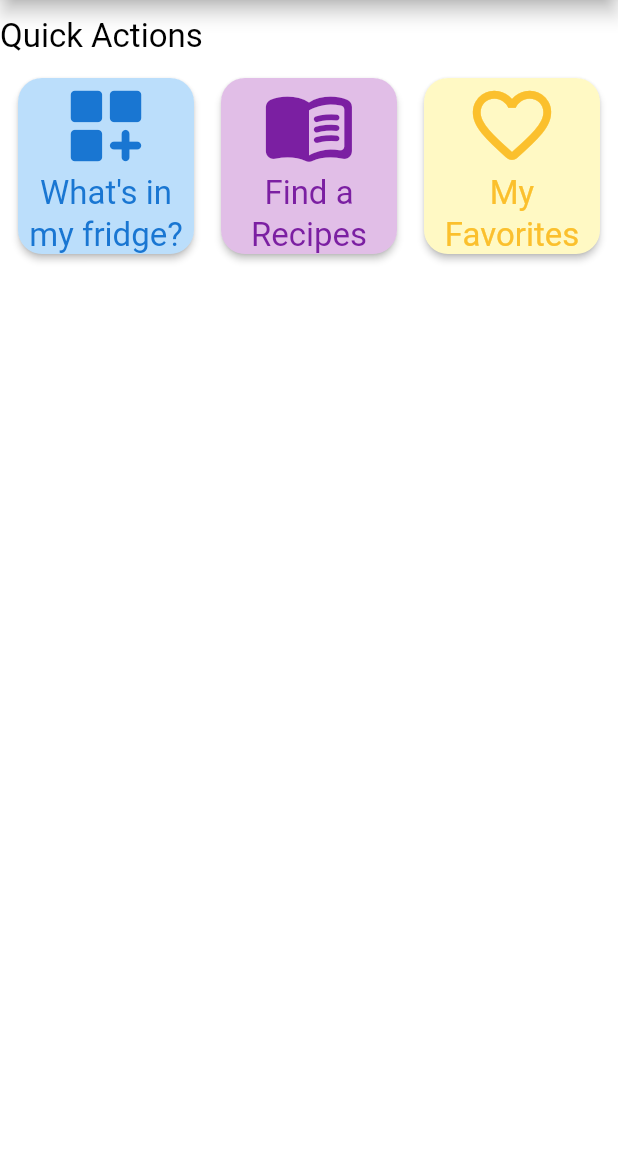
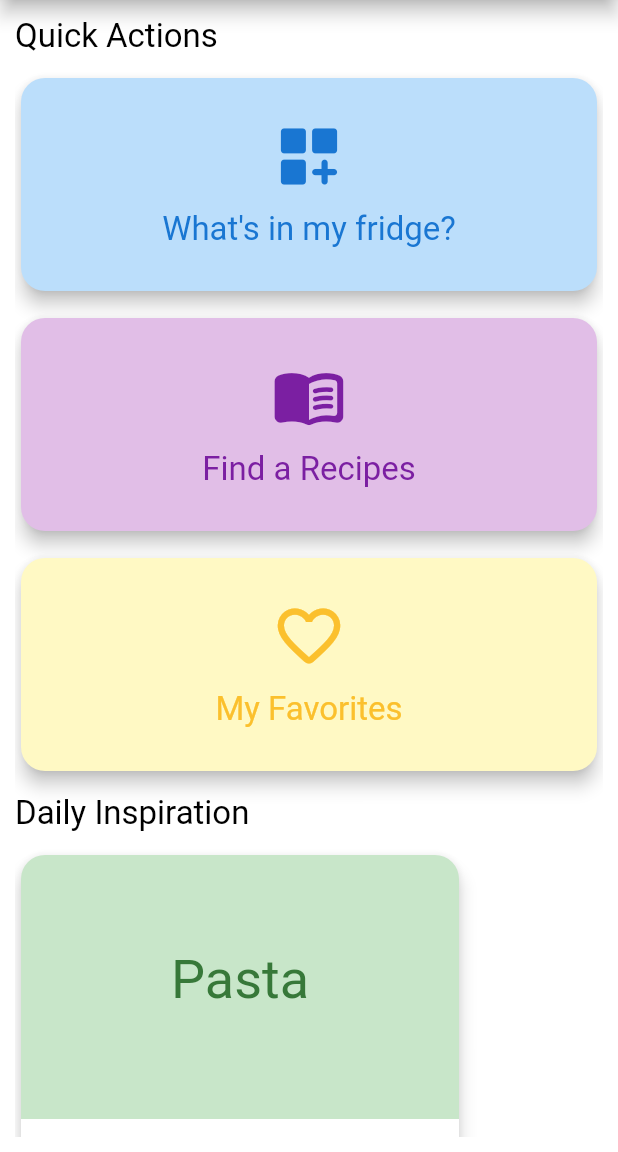
Before and after one commit to RichardIli/Smart-Recipe, a Flutter app: the screen it shows after launch, on a phone screen of 412 x 824 dp, the part 84-1236 px from its top. Run offline on Flutter 3.47's test engine with Material 3 defaults, Android fonts, the phone set to English and light mode, and no system bars; drawn by our look-alikes of flutter_animate; our stand-ins replace page_transition.

Commit message:
add: some of th eui in the home screen

```diff
--- /dev/null
+++ b/lib/Screens/Widgets/actions_grid.dart
@@ -0,0 +1,53 @@
+import 'package:flutter/material.dart';
+import 'package:smart_recipe_app/Screens/Widgets/quick_actions_card.dart';
+
+class ActionsGrid extends StatelessWidget {
+  const ActionsGrid({
+    super.key,
+  });
+
+  @override
+  Widget build(BuildContext context) {
+    return GridView.builder(
+      shrinkWrap: true,
+      physics: const NeverScrollableScrollPhysics(),
+      gridDelegate: SliverGridDelegateWithMaxCrossAxisExtent(
+        maxCrossAxisExtent: 400,
+        mainAxisSpacing: 10,
+        crossAxisSpacing: 10,
+        childAspectRatio: 1,
+        mainAxisExtent: 150
+      ),
+      itemCount: 3,
+      itemBuilder: (context, index) {
+        final List<Map<String, dynamic>> actions = [
+          {
+            'bgColor': Colors.blue[100],
+            'lblColor': Colors.blue[700],
+            'lbl': "What's in my fridge?",
+            'icon': Icons.dashboard_customize_rounded,
+          },
+          {
+            'bgColor': Colors.purple[100],
+            'lblColor': Colors.purple[700],
+            'lbl': "Find a Recipes",
+            'icon': Icons.menu_book_rounded,
+          },
+          {
+            'bgColor': Colors.yellow[100],
+            'lblColor': Colors.yellow[700],
+            'lbl': "My Favorites",
+            'icon': Icons.favorite_outline_rounded,
+          },
+        ];
+        final action = actions[index];
+        return QuickActionsCard(
+          bgColor: action['bgColor'],
+          lblColor: action['lblColor'],
+          lbl: action['lbl'],
+          icon: action['icon'],
+        );
+      },
+    );
+  }
+}
--- /dev/null
+++ b/lib/Screens/Widgets/daily_inspiration_card.dart
@@ -0,0 +1,93 @@
+import 'package:flutter/material.dart';
+import 'package:smart_recipe_app/Themes/themes.dart';
+
+class DailyInspirationCard extends StatelessWidget {
+  const DailyInspirationCard({
+    super.key,
+    required this.foodCategory,
+    required this.foodName,
+    required this.preparationTime,
+    required this.process,
+    required this.difficulty,
+  });
+
+  final String foodCategory;
+  final String foodName;
+  final String preparationTime;
+  final String process;
+  final String difficulty;
+
+  @override
+  Widget build(BuildContext context) {
+    final cardColor = [
+      Color(0xFFB3E5FC), // Blue 100
+      Color(0xFFC8E6C9), // Green 100
+      Color(0xFFFFF9C4), // Yellow 100
+      Color(0xFFFFCCBC), // Orange 100
+      Color(0xFFD1C4E9), // Purple 100
+      Color(0xFFFFCDD2), // Red 100
+    ];
+    final selectedCardColor =
+        (cardColor..shuffle()).first; // Randomly select a color from the list
+    return SizedBox.square(
+      dimension: 300,
+      child: Card(
+        shape: RoundedRectangleBorder(borderRadius: BorderRadius.circular(16)),
+        color: selectedCardColor,
+        child: Column(
+          mainAxisAlignment: MainAxisAlignment.center,
+          crossAxisAlignment: CrossAxisAlignment.center,
+          spacing: 10,
+          children: [
+            Expanded(
+              child: Center(
+                child: Text(
+                  foodCategory,
+                  style: Theme.of(context).textTheme.displaySmall!.copyWith(
+                    // Adjusting the text color based on the card color
+                    // to ensure good contrast and readability
+                    color: HSLColor.fromColor(selectedCardColor)
+                        .withLightness(
+                          (HSLColor.fromColor(selectedCardColor).lightness -
+                                  0.5)
+                              .clamp(0.0, 1.0),
+                        )
+                        .toColor(),
+                  ),
+                ),
+              ),
+            ),
+            Container(
+              padding: const EdgeInsets.all(10.0),
+              width: double.infinity,
+              decoration: BoxDecoration(
+                color: kPrimaryColor,
+                borderRadius: BorderRadius.vertical(
+                  bottom: Radius.circular(16),
+                ),
+              ),
+              child: Column(
+                mainAxisAlignment: MainAxisAlignment.start,
+                crossAxisAlignment: CrossAxisAlignment.start,
+                spacing: 10,
+                children: [
+                  Text(foodName, style: Theme.of(context).textTheme.titleLarge),
+                  Text(
+                    preparationTime,
+                    style: Theme.of(
+                      context,
+                    ).textTheme.titleMedium!.copyWith(color: Colors.grey[600]),
+                  ),
+                  Text(
+                    difficulty,
+                    style: Theme.of(context).textTheme.titleMedium,
+                  ),
+                ],
+              ),
+            ),
+          ],
+        ),
+      ),
+    );
+  }
+}
--- /dev/null
+++ b/lib/Screens/Widgets/daily_inspiration_cards_generator.dart
@@ -0,0 +1,32 @@
+import 'package:flutter/material.dart';
+import 'package:smart_recipe_app/Screens/Widgets/daily_inspiration_card.dart';
+
+class DailyInspirationCardsGenerator extends StatelessWidget {
+  const DailyInspirationCardsGenerator({
+    super.key,
+  });
+
+  @override
+  Widget build(BuildContext context) {
+    return SingleChildScrollView(
+      scrollDirection: Axis.horizontal,
+      child: Row(
+        mainAxisAlignment: MainAxisAlignment.start,
+        crossAxisAlignment: CrossAxisAlignment.start,
+        spacing: 10,
+        // make a bloc or cubit for fetching the data of this card
+        // the bloc should fetch this "foodCategory","name", "preparationTime", "difficulty" and "process" from a repository
+        // TODO: make the list dynamic that it will generate widget based on the length of the list
+        children: [
+          DailyInspirationCard(
+            foodCategory: "Pasta",
+            foodName: "Spaghetti Carbonara",
+            preparationTime: "Ready in 30 mins",
+            process: "Cook pasta, prepare sauce, mix and serve.",
+            difficulty: "Easy",
+          ),
+        ],
+      ),
+    );
+  }
+}
--- /dev/null
+++ b/lib/Screens/Widgets/quick_actions_card.dart
@@ -0,0 +1,47 @@
+import 'package:flutter/material.dart';
+
+class QuickActionsCard extends StatelessWidget {
+  const QuickActionsCard({
+    super.key,
+    required this.lbl,
+    required this.icon,
+    required this.lblColor,
+    required this.bgColor,
+    this.onTap,
+  });
+
+  final String lbl;
+  final IconData icon;
+  final VoidCallback? onTap;
+  final Color lblColor;
+  final Color bgColor;
+
+  @override
+  Widget build(BuildContext context) {
+    return GestureDetector(
+      onTap: onTap,
+      child: Card(
+        color: bgColor,
+        child: Padding(
+        padding: const EdgeInsets.symmetric(vertical: 10.0),
+          child: Column(
+            mainAxisAlignment: MainAxisAlignment.center,
+            crossAxisAlignment: CrossAxisAlignment.center,
+            spacing: 10,
+            children: [
+              Icon(icon, color: lblColor, size: 50),
+              Text(
+                lbl,
+                style: Theme.of(
+                  context,
+                ).textTheme.titleLarge!.copyWith(color: lblColor),
+                textAlign: TextAlign.center,
+                overflow: TextOverflow.ellipsis,
+              ),
+            ],
+          ),
+        ),
+      ),
+    );
+  }
+}
--- a/lib/Screens/home_screen.dart
+++ b/lib/Screens/home_screen.dart
@@ -1,6 +1,9 @@
 import 'package:flutter/material.dart';
-import 'package:flutter_animate/flutter_animate.dart';
+import 'package:smart_recipe_app/Screens/Widgets/actions_grid.dart';
+import 'package:smart_recipe_app/Screens/Widgets/daily_inspiration_card.dart';
+import 'package:smart_recipe_app/Screens/Widgets/daily_inspiration_cards_generator.dart';
 import 'package:smart_recipe_app/SharedComponents/custom_appbar.dart';
+import 'package:smart_recipe_app/Themes/themes.dart';
 
 class HomeScreen extends StatelessWidget {
   const HomeScreen({super.key});
@@ -18,7 +21,8 @@ class HomeScreen extends StatelessWidget {
           actionIcon: Icons.settings_rounded,
         ),
         body: Padding(
-          padding: const EdgeInsets.symmetric(vertical: 10.0),
+          padding: const EdgeInsets.all(10.0),
+          child: SingleChildScrollView(
             child: Column(
               crossAxisAlignment: CrossAxisAlignment.start,
               mainAxisAlignment: MainAxisAlignment.start,
@@ -28,105 +32,23 @@ class HomeScreen extends StatelessWidget {
                   "Quick Actions",
                   style: Theme.of(context).textTheme.titleLarge,
                 ),
-              // customrow
-              Center(
-                child: LayoutBuilder(
-                  builder: (context, constraints) {
-                    final double cardSize =
-                        constraints.maxWidth / 3 - 12; // 3 cards, 12px spacing
-                    return Row(
-                      mainAxisAlignment: MainAxisAlignment.center,
-                      spacing: 10,
-                      children: [
-                        QuickActionsCard(
-                          bgColor: Colors.blue[100]!,
-                          lblColor: Colors.blue[700]!,
-                          lbl: "What's in my fridge?",
-                          icon: Icons.dashboard_customize_rounded,
-                          size: cardSize,
+                // Actions grid
+                ActionsGrid(),
+                Text(
+                  "Daily Inspiration",
+                  style: Theme.of(context).textTheme.titleLarge,
                 ),
-                        QuickActionsCard(
-                          bgColor: Colors.purple[100]!,
-                          lblColor: Colors.purple[700]!,
-                          lbl: "Find a Recipes",
-                          icon: Icons.menu_book_rounded,
-                          size: cardSize,
-                        ),
-                        QuickActionsCard(
-                          bgColor: Colors.yellow[100]!,
-                          lblColor: Colors.yellow[700]!,
-                          lbl: "My Favorites",
-                          icon: Icons.favorite_outline_rounded,
-                          size: cardSize,
+                // Daily Inspiration Cards List
+                DailyInspirationCardsGenerator(),
+                Text(
+                  "Based on Your Ingredients",
+                  style: Theme.of(context).textTheme.titleLarge,
                 ),
               ],
-                    );
-                  },
             ),
-              ),
-            ],
           ),
         ),
       ),
     );
   }
 }
-
-class QuickActionsCard extends StatefulWidget {
-  const QuickActionsCard({
-    super.key,
-    required this.lbl,
-    required this.icon,
-    required this.lblColor,
-    required this.bgColor,
-    this.onTap,
-    this.size = 100,
-  });
-
-  final String lbl;
-  final IconData icon;
-  final VoidCallback? onTap;
-  final double size;
-  final Color lblColor;
-  final Color bgColor;
-
-  @override
-  State<QuickActionsCard> createState() => _QuickActionsCardState();
-}
-
-class _QuickActionsCardState extends State<QuickActionsCard> {
-  bool _zoomed = false;
-
-  void _handleTap() async {
-    setState(() => _zoomed = true);
-    await Future.delayed(const Duration(milliseconds: 150));
-    setState(() => _zoomed = false);
-    if (widget.onTap != null) widget.onTap!();
-  }
-
-  @override
-  Widget build(BuildContext context) {
-    return SizedBox.square(
-      dimension: widget.size,
-      child: GestureDetector(
-        onTap: _handleTap,
-        child: Card(
-          color: widget.bgColor,
-          child: Column(
-            mainAxisAlignment: MainAxisAlignment.center,
-            crossAxisAlignment: CrossAxisAlignment.center,
-            children: [
-              Icon(widget.icon, size: widget.size * 0.5, color: widget.lblColor),
-              Text(
-                widget.lbl,
-                style: Theme.of(context).textTheme.titleLarge!.copyWith(color: widget.lblColor),
-                textAlign: TextAlign.center,
-              ),
-            ],
-          ),
-        ).animate(target: _zoomed ? 1 : 0)
-         .scaleXY(begin: 1.0, end: 1.05, duration: 150.ms, curve: Curves.easeInOut),
-      ),
-    );
-  }
-}
--- a/lib/Themes/themes.dart
+++ b/lib/Themes/themes.dart
@@ -55,7 +55,7 @@ final ThemeData appTheme = ThemeData(
   ),
   cardTheme: CardThemeData(
     color: kPrimaryColor,
-    elevation: 2,
+    elevation: 5,
     shape: RoundedRectangleBorder(borderRadius: BorderRadius.circular(16)),
   ),
   progressIndicatorTheme: const ProgressIndicatorThemeData(color: kAccentColor),
```
Lines whose indentation alone changed are shown as unchanged.
